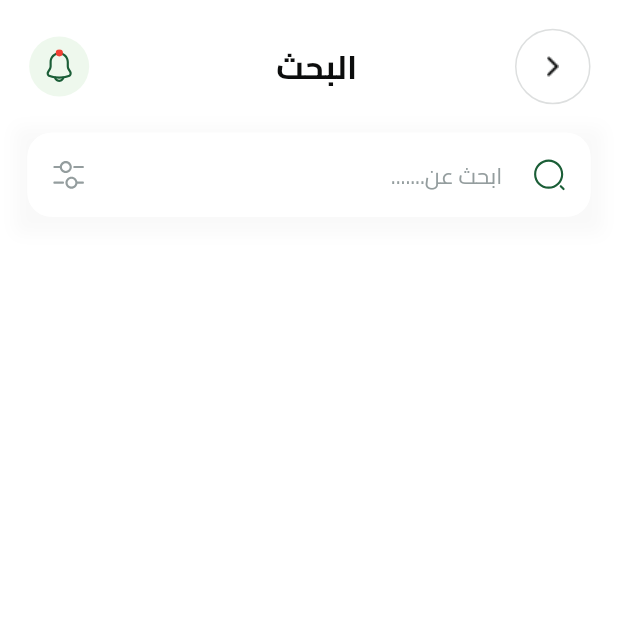
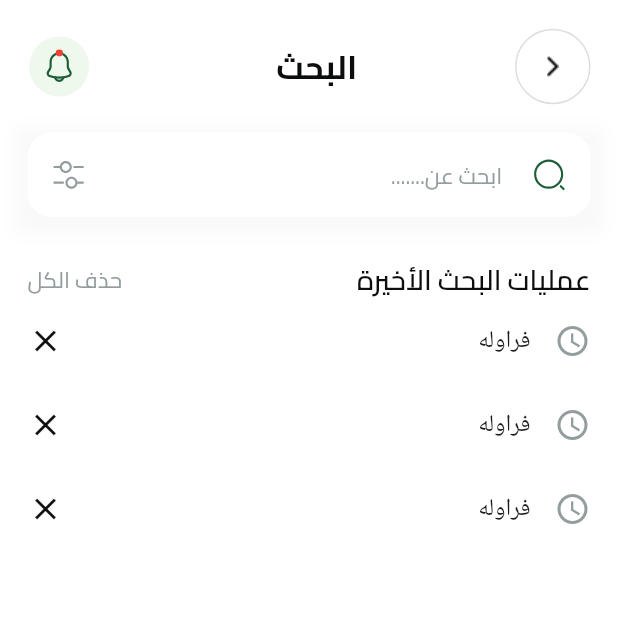
Before and after one commit to aliNassef/fruit_hup, a Flutter app: the SearchView screen opened by its route, on a phone screen of 412 x 824 dp, the top half of it. Run offline on Flutter 3.47's test engine with Material 3 defaults, Android fonts, the phone set to English and light mode, and no system bars; our stand-ins replace bloc, cached_network_image, carousel_slider, cloud_firestore, dartz, dots_indicator and 12 more; accounts and stored records are empty.

Commit message:
pervious search ui  done

```diff
--- a/lib/features/search/presentation/view_model/cubit/search_cubit.dart
+++ b/lib/features/search/presentation/view_model/search_cubit/search_cubit.dart
@@ -1,10 +1,10 @@
 import 'package:bloc/bloc.dart';
 import 'package:flutter/material.dart';
-import 'package:meta/meta.dart';
 
 part 'search_state.dart';
 
 class SearchCubit extends Cubit<SearchState> {
   SearchCubit() : super(SearchInitial());
   TextEditingController search = TextEditingController();
+
 }
--- a/lib/features/search/presentation/views/search_view.dart
+++ b/lib/features/search/presentation/views/search_view.dart
@@ -1,6 +1,6 @@
 import 'package:flutter/material.dart';
 import 'package:flutter_bloc/flutter_bloc.dart';
-import 'package:fruit_hup/features/search/presentation/view_model/cubit/search_cubit.dart';
+import 'package:fruit_hup/features/search/presentation/view_model/search_cubit/search_cubit.dart';
 
 import 'widgets/search_view_body.dart';
 
--- /dev/null
+++ b/lib/features/search/presentation/views/widgets/search_item_list_tile.dart
@@ -0,0 +1,28 @@
+import 'package:flutter/material.dart';
+
+import '../../../../../core/utils/app_colors.dart';
+
+class SearchItemListTile extends StatelessWidget {
+  const SearchItemListTile({
+    super.key,
+  });
+
+  @override
+  Widget build(BuildContext context) {
+    return InkWell(
+      child: ListTile(
+        title: Text('فراوله'),
+        leading: Icon(
+          Icons.watch_later_outlined,
+          color: AppColors.gray400,
+        ),
+        trailing: Icon(
+          Icons.clear,
+          color: AppColors.gray950,
+          weight: 1.5,
+        ),
+        contentPadding: EdgeInsets.all(0),
+      ),
+    );
+  }
+}
--- a/lib/features/search/presentation/views/widgets/search_view_body.dart
+++ b/lib/features/search/presentation/views/widgets/search_view_body.dart
@@ -1,11 +1,15 @@
 import 'package:flutter/material.dart';
 import 'package:flutter_bloc/flutter_bloc.dart';
+import 'package:flutter_screenutil/flutter_screenutil.dart';
 import 'package:fruit_hup/core/shared/widgets/custom_search_bar.dart';
 import 'package:fruit_hup/core/shared/widgets/top_bar.dart';
-import 'package:fruit_hup/features/search/presentation/view_model/cubit/search_cubit.dart';
+import 'package:fruit_hup/core/utils/app_colors.dart';
+import 'package:fruit_hup/core/utils/app_styles.dart';
+import 'package:fruit_hup/features/search/presentation/view_model/search_cubit/search_cubit.dart';
 import 'package:fruit_hup/generated/l10n.dart';
 
 import '../../../../../core/shared/widgets/app_spacer.dart';
+import 'search_item_list_tile.dart';
 
 class SearchViewBody extends StatelessWidget {
   const SearchViewBody({super.key});
@@ -20,6 +24,48 @@ class SearchViewBody extends StatelessWidget {
         CustomSearchBar(
           searchControler: context.read<SearchCubit>().search,
         ),
+        VerticalSpace(24),
+        context.read<SearchCubit>().search.text.isEmpty
+            ? Expanded(
+                child: Padding(
+                  padding: EdgeInsets.symmetric(horizontal: 16.w),
+                  child: Column(
+                    children: [
+                      Row(
+                        children: [
+                          Text(
+                            'عمليات البحث الأخيرة',
+                            style: AppStyles.textStyle16SB.copyWith(
+                              color: AppColors.gray950,
+                            ),
+                          ),
+                          Spacer(),
+                          Text(
+                            'حذف الكل',
+                            style: AppStyles.textStyle13R.copyWith(
+                              color: AppColors.gray400,
+                            ),
+                          ),
+                        ],
+                      ),
+                      Expanded(
+                        child: ListView.separated(
+                          itemBuilder: (context, index) {
+                            return SearchItemListTile();
+                          },
+                          separatorBuilder: (context, index) {
+                            return SizedBox(
+                              height: 0,
+                            );
+                          },
+                          itemCount: 3,
+                        ),
+                      ),
+                    ],
+                  ),
+                ),
+              )
+            : Container(),
       ],
     );
   }
```
Also changed, not shown: lib/features/search/presentation/view_model/search_cubit/search_state.dart (renamed from lib/features/search/presentation/view_model/cubit/search_state.dart).
